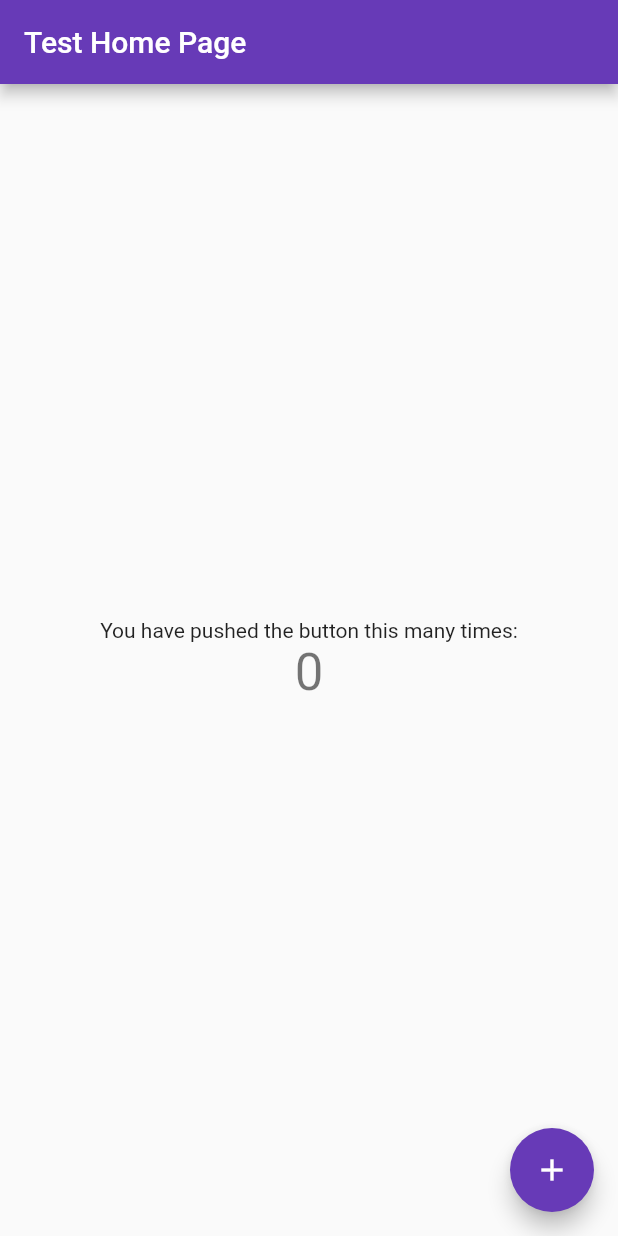
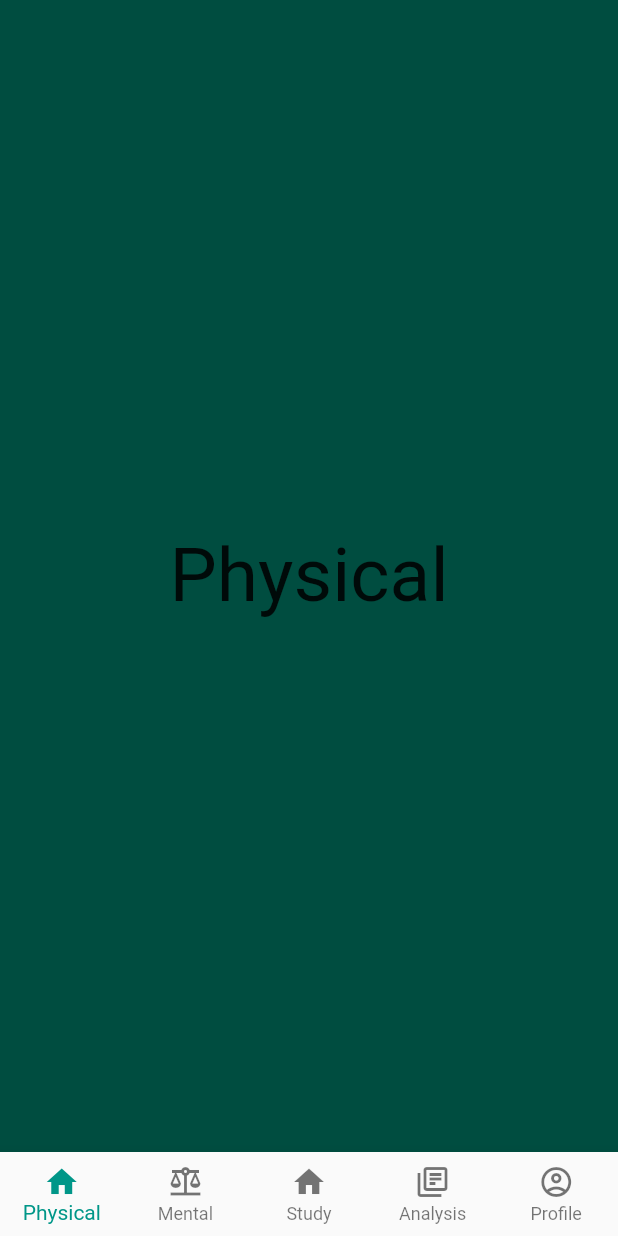
Before and after one commit to austinrafter/StudentHealthApplication, a Flutter app: the screen it shows after launch, on a phone screen of 412 x 824 dp. Run offline on Flutter 3.47's test engine with Material 2 defaults, Android fonts, the phone set to English and light mode, and no system bars.

Commit message:
Created bottomnavbar and general layout/color of flutter, added icons and pages

```diff
--- a/healthone/lib/main.dart
+++ b/healthone/lib/main.dart
@@ -1,4 +1,5 @@
 import 'package:flutter/material.dart';
+import 'pages/mental_page.dart';
 
 void main() {
   runApp(const MyApp());
@@ -11,105 +12,118 @@ class MyApp extends StatelessWidget {
   @override
   Widget build(BuildContext context) {
     return MaterialApp(
-      title: 'Flutter Demo',
+      title: 'HealthOne',
       theme: ThemeData(
-        // This is the theme of your application.
-        //
-        // Try running your application with "flutter run". You'll see the
-        // application has a blue toolbar. Then, without quitting the app, try
-        // changing the primarySwatch below to Colors.green and then invoke
-        // "hot reload" (press "r" in the console where you ran "flutter run",
-        // or simply save your changes to "hot reload" in a Flutter IDE).
-        // Notice that the counter didn't reset back to zero; the application
-        // is not restarted.
-        primarySwatch: Colors.deepPurple,
+      primarySwatch: Colors.teal,
       ),
-      home: const MyHomePage(title: 'Test Home Page'),
+      home: HomePage(),
     );
   }
 }
 
-class MyHomePage extends StatefulWidget {
-  const MyHomePage({Key? key, required this.title}) : super(key: key);
+class HomePage extends StatefulWidget{
 
-  // This widget is the home page of your application. It is stateful, meaning
-  // that it has a State object (defined below) that contains fields that affect
-  // how it looks.
-
-  // This class is the configuration for the state. It holds the values (in this
-  // case the title) provided by the parent (in this case the App widget) and
-  // used by the build method of the State. Fields in a Widget subclass are
-  // always marked "final".
-
-  final String title;
-
+ HomePage({Key? key}) : super(key: key);
   @override
-  State<MyHomePage> createState() => _MyHomePageState();
+  _HomePageState createState() => _HomePageState();
 }
 
-class _MyHomePageState extends State<MyHomePage> {
-  int _counter = 0;
+class _HomePageState extends State<HomePage>{
+int currentIndex = 0;
 
-  void _incrementCounter() {
-    setState(() {
-      // This call to setState tells the Flutter framework that something has
-      // changed in this State, which causes it to rerun the build method below
-      // so that the display can reflect the updated values. If we changed
-      // _counter without calling setState(), then the build method would not be
-      // called again, and so nothing would appear to happen.
-      _counter++;
-    });
+final screens = [
+  Center(child: Text('Physical', style: TextStyle(fontSize:50))),
+  MentalPage(),
+  Center(child: Text('Study', style: TextStyle(fontSize:50))),
+  Center(child: Text('Analysis', style: TextStyle(fontSize:50))),
+  Center(child: Text('Profile', style: TextStyle(fontSize:50))),
+];
+final HomeBG bg = new HomeBG();
+  @override
+  Widget build(BuildContext context) {
+    return Scaffold(
+
+      backgroundColor: Colors.teal[900],
+
+      //Can't figure out how to add gradient, need to use body for bottom nav bar
+
+    //Code tutorial for gradient bg credit: https://www.digitalocean.com/community/tutorials/flutter-flutter-gradient
+    //https://api.flutter.dev/flutter/painting/LinearGradient-class.html
+
+      // appBar: AppBar(
+        // backgroundColor: Colors.teal,
+        // title: Center(
+        //   child: Text('HealthOne'),
+        //   ),
+      // ),
+
+      // body: Container(
+        // child: Container(
+        //   decoration: BoxDecoration(
+        //     gradient: LinearGradient(
+        //       begin: Alignment(-1, -1),
+        //       end: Alignment(0.8, 1),
+        //       colors: [
+        //         Colors.teal[900]!,
+        //         Colors.green[300]!,
+        //       ],
+        //       tileMode: TileMode.mirror,
+        //     )
+        //   ),
+        // ),
+      // ),
+
+      body: screens[currentIndex],
+      //Code tutorial for navbar selection: https://www.youtube.com/watch?v=xoKqQjSDZ60&ab_channel=JohannesMilke
+      //https://www.youtube.com/watch?v=elLkVWt7gRM&ab_channel=ProgrammingAddict
+      bottomNavigationBar: BottomNavigationBar(
+        type: BottomNavigationBarType.fixed,
+        currentIndex: currentIndex,
+        onTap: (index) => setState(() => currentIndex = index),
+        items: const[
+          BottomNavigationBarItem(
+            icon: Icon(Icons.home),
+            label: "Physical",
+          ),
+          BottomNavigationBarItem(
+            icon: Icon(Icons.balance_outlined),
+            label: "Mental",
+          ),
+          BottomNavigationBarItem(
+            icon: Icon(Icons.home),
+            label: "Study",
+          ),
+          BottomNavigationBarItem(
+            icon: Icon(Icons.library_books_outlined),
+            label: "Analysis",
+          ),
+          BottomNavigationBarItem(
+            icon: Icon(Icons.account_circle_outlined),
+            label: "Profile",
+          ),
+        ],
+      ),
+    );
   }
+}
+
+class HomeBG extends StatelessWidget{
+    const HomeBG({Key? key}) : super(key: key);
 
   @override
   Widget build(BuildContext context) {
-    // This method is rerun every time setState is called, for instance as done
-    // by the _incrementCounter method above.
-    //
-    // The Flutter framework has been optimized to make rerunning build methods
-    // fast, so that you can just rebuild anything that needs updating rather
-    // than having to individually change instances of widgets.
-    return Scaffold(
-      appBar: AppBar(
-        // Here we take the value from the MyHomePage object that was created by
-        // the App.build method, and use it to set our appbar title.
-        title: Text(widget.title),
+    return Container(
+        decoration: BoxDecoration(
+        gradient: LinearGradient(
+        begin: Alignment(-1, -1),
+        end: Alignment(0.8, 1),
+        colors: [
+          Colors.teal[900]!,
+          Colors.green[300]!,
+        ],
+        tileMode: TileMode.mirror,
+        )
       ),
-      body: Center(
-        // Center is a layout widget. It takes a single child and positions it
-        // in the middle of the parent.
-        child: Column(
-          // Column is also a layout widget. It takes a list of children and
-          // arranges them vertically. By default, it sizes itself to fit its
-          // children horizontally, and tries to be as tall as its parent.
-          //
-          // Invoke "debug painting" (press "p" in the console, choose the
-          // "Toggle Debug Paint" action from the Flutter Inspector in Android
-          // Studio, or the "Toggle Debug Paint" command in Visual Studio Code)
-          // to see the wireframe for each widget.
-          //
-          // Column has various properties to control how it sizes itself and
-          // how it positions its children. Here we use mainAxisAlignment to
-          // center the children vertically; the main axis here is the vertical
-          // axis because Columns are vertical (the cross axis would be
-          // horizontal).
-          mainAxisAlignment: MainAxisAlignment.center,
-          children: <Widget>[
-            const Text(
-              'You have pushed the button this many times:',
-            ),
-            Text(
-              '$_counter',
-              style: Theme.of(context).textTheme.headline4,
-            ),
-          ],
-        ),
-      ),
-      floatingActionButton: FloatingActionButton(
-        onPressed: _incrementCounter,
-        tooltip: 'Increment',
-        child: const Icon(Icons.add),
-      ), // This trailing comma makes auto-formatting nicer for build methods.
     );
   }
 }
```
Also changed, not shown: healthone/lib/db_sevices.dart (+13 -0 lines), healthone/lib/pages/mental_page.dart (added, +18 -0 lines), 10 other files.
